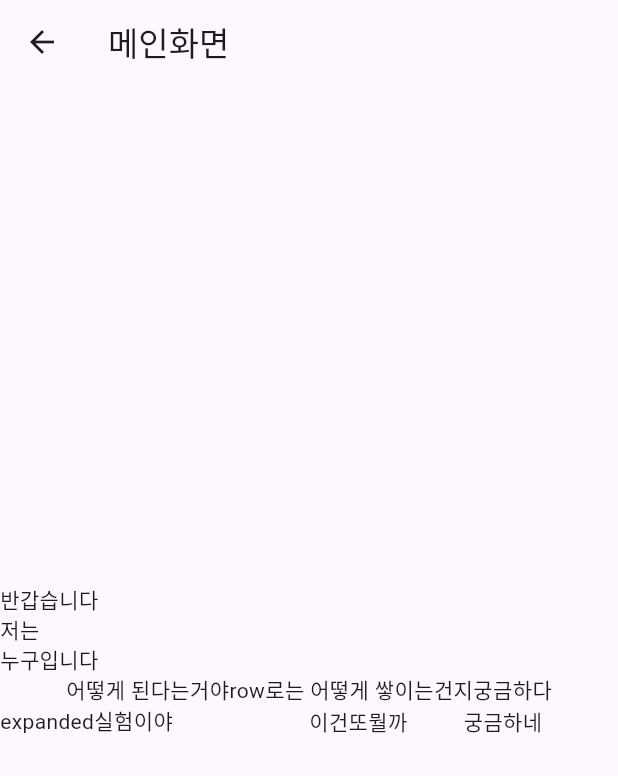
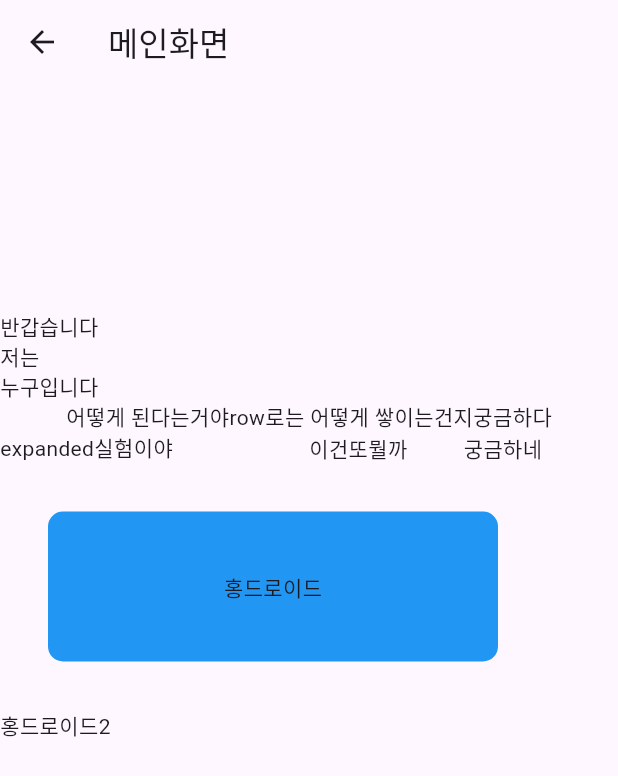
Before and after one commit to gaebaribari/flutter-pratice, a Flutter app: the screen it shows after launch, on a phone screen of 412 x 824 dp. Shown: the top 776 px of the screen. Run offline on Flutter 3.47's test engine with Material 3 defaults, Android fonts, the phone set to English and light mode, and no system bars.

Commit message:
Practice : Container, SizedBox

```diff
--- a/lib/screen/main_screen.dart
+++ b/lib/screen/main_screen.dart
@@ -14,7 +14,7 @@ class _MainScreenState extends State<MainScreen> {
       appBar: AppBar(
         title: Text('메인화면'),
       ),
-      body: const Column(
+      body: Column(
         mainAxisAlignment: MainAxisAlignment.center,
         crossAxisAlignment: CrossAxisAlignment.start,
         children: [
@@ -29,11 +29,28 @@ class _MainScreenState extends State<MainScreen> {
               Text('궁금하다'),
             ],
           ),
-          Row(children: [
-            Expanded(flex:2, child: Text('expanded실험이야')),
-            Expanded(child: Text('이건또뭘까')),
-            Expanded(child: Text('궁금하네')),
-          ],)
+          Row(
+            children: [
+              Expanded(flex: 2, child: Text('expanded실험이야')),
+              Expanded(child: Text('이건또뭘까')),
+              Expanded(child: Text('궁금하네')),
+            ],
+          ),
+          Container(
+            width: 300,
+            height: 100,
+            margin: EdgeInsets.all(32),
+            alignment: Alignment.center,
+            child: Text('홍드로이드'),
+            decoration: BoxDecoration(
+                borderRadius: BorderRadius.circular(10),
+                color: Colors.blue),
+          ),
+          SizedBox(
+            width: 200,
+            height: 200,
+            child: Text('홍드로이드2'),
+          )
         ],
       ),
     );
```
